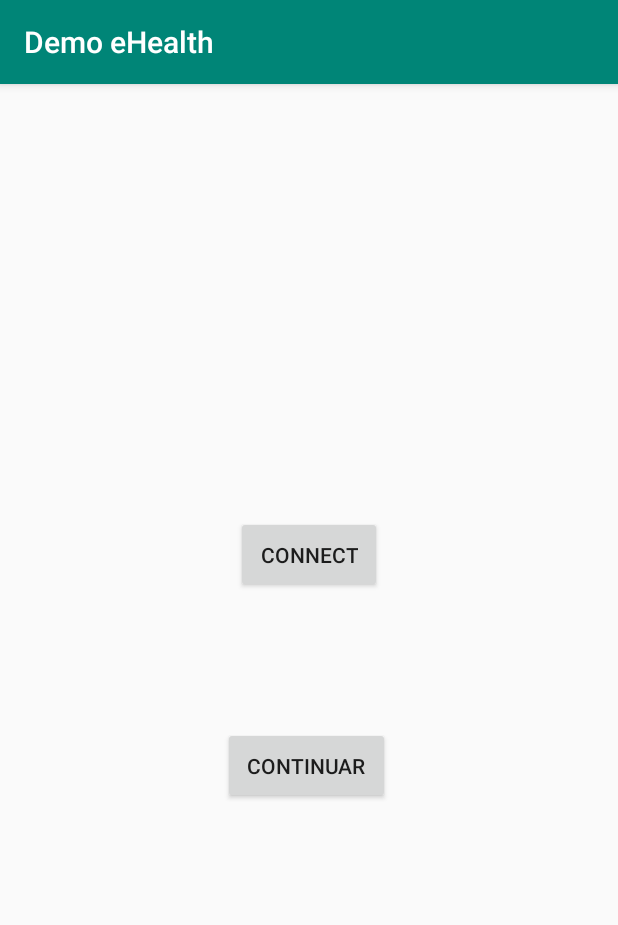
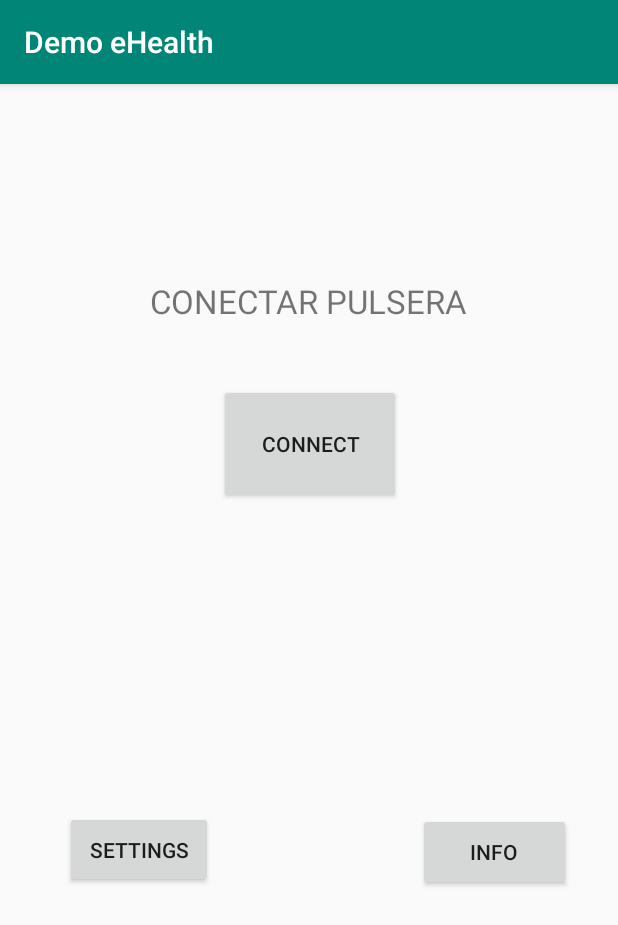
Before and after one commit to antoniomp98/eHealthAPP, an Android app: the screen it shows after launch (Intro), on a phone screen of 412 x 824 dp. Shown: the top 925 px of the screen. Run offline under Robolectric (Android 15) with nearby library versions, the phone set to English and light mode, and no system bars.

```diff
--- a/app/build.gradle
+++ b/app/build.gradle
@@ -31,4 +31,5 @@ dependencies {
     //implementation files('libs/commons-codec-1.11.jar')
     // implementation files('libs/httpclient-4.5.7.jar')
     implementation files('libs/google-api-client-1.28.0.jar')
+    implementation project(':jplot1.1')
 }
--- a/app/src/main/AndroidManifest.xml
+++ b/app/src/main/AndroidManifest.xml
@@ -1,5 +1,6 @@
 <?xml version="1.0" encoding="utf-8"?>
 <manifest xmlns:android="http://schemas.android.com/apk/res/android"
+    xmlns:tools="http://schemas.android.com/tools"
     package="com.example.anton.eHealthApp">
 
     <uses-permission android:name="android.permission.INTERNET" />
@@ -7,6 +8,7 @@
     <uses-feature android:name="android.hardware.location.gps" />
 
     <application
+        tools:replace="android:label"
         android:allowBackup="true"
         android:icon="@mipmap/ic_launcher"
         android:label="Demo eHealth"
--- a/app/src/main/java/com/example/anton/eHealthApp/Intro.java
+++ b/app/src/main/java/com/example/anton/eHealthApp/Intro.java
@@ -12,7 +12,6 @@ import android.widget.Button;
 
 public class Intro extends AppCompatActivity {
 
-    Button continuar;
     Button connect;
 
     protected void onCreate(Bundle savedInstanceState) {
@@ -43,7 +42,6 @@ public class Intro extends AppCompatActivity {
 
         }
 
-
     }
 
     protected void onStart() {
@@ -52,18 +50,7 @@ public class Intro extends AppCompatActivity {
 
     protected void onResume() {
         super.onResume();
-
-        continuar = findViewById(R.id.continuar);
         connect = findViewById(R.id.connect);
-
-        //Al hacer click cambiamos al layout de Pregunta.
-        continuar.setOnClickListener(new View.OnClickListener() {
-            @Override
-            public void onClick(View v) {
-                Intent i = new Intent(Intro.this, Pregunta.class);
-                startActivity(i);
-            }
-        });
         connect.setOnClickListener(new View.OnClickListener() {
             @Override
             public void onClick(View v) {
--- a/app/src/main/res/layout/activity_intro.xml
+++ b/app/src/main/res/layout/activity_intro.xml
@@ -8,8 +8,8 @@
 
     <Button
         android:id="@+id/connect"
-        android:layout_width="wrap_content"
-        android:layout_height="wrap_content"
+        android:layout_width="121dp"
+        android:layout_height="80dp"
         android:layout_centerHorizontal="true"
         android:layout_marginStart="8dp"
         android:layout_marginTop="8dp"
@@ -22,13 +22,13 @@
         android:text="Connect"
         app:layout_constraintBottom_toBottomOf="parent"
         app:layout_constraintEnd_toEndOf="parent"
-        app:layout_constraintHorizontal_bias="0.501"
+        app:layout_constraintHorizontal_bias="0.502"
         app:layout_constraintStart_toStartOf="parent"
         app:layout_constraintTop_toTopOf="parent"
-        app:layout_constraintVertical_bias="0.4" />
+        app:layout_constraintVertical_bias="0.286" />
 
     <Button
-        android:id="@+id/continuar"
+        android:id="@+id/settings"
         android:layout_width="wrap_content"
         android:layout_height="wrap_content"
         android:layout_centerHorizontal="true"
@@ -40,12 +40,44 @@
         android:paddingTop="16dp"
         android:paddingRight="16dp"
         android:paddingBottom="16dp"
-        android:text="CONTINUAR"
+        android:text="settings"
         app:layout_constraintBottom_toBottomOf="parent"
         app:layout_constraintEnd_toEndOf="parent"
-        app:layout_constraintHorizontal_bias="0.494"
+        app:layout_constraintHorizontal_bias="0.118"
         app:layout_constraintStart_toStartOf="parent"
         app:layout_constraintTop_toTopOf="parent"
-        app:layout_constraintVertical_bias="0.6" />
+        app:layout_constraintVertical_bias="0.68" />
+
+    <Button
+        android:id="@+id/info"
+        android:layout_width="102dp"
+        android:layout_height="52dp"
+        android:layout_marginStart="8dp"
+        android:layout_marginTop="8dp"
+        android:layout_marginEnd="8dp"
+        android:layout_marginBottom="8dp"
+        android:text="info"
+        app:layout_constraintBottom_toBottomOf="parent"
+        app:layout_constraintEnd_toEndOf="parent"
+        app:layout_constraintHorizontal_bias="0.921"
+        app:layout_constraintStart_toStartOf="parent"
+        app:layout_constraintTop_toTopOf="parent"
+        app:layout_constraintVertical_bias="0.683" />
+
+    <TextView
+        android:id="@+id/conectarPulsera"
+        android:layout_width="wrap_content"
+        android:layout_height="wrap_content"
+        android:layout_marginStart="8dp"
+        android:layout_marginTop="8dp"
+        android:layout_marginEnd="8dp"
+        android:layout_marginBottom="8dp"
+        android:text="CONECTAR PULSERA"
+        android:textSize="22sp"
+        app:layout_constraintBottom_toBottomOf="parent"
+        app:layout_constraintEnd_toEndOf="parent"
+        app:layout_constraintStart_toStartOf="parent"
+        app:layout_constraintTop_toTopOf="parent"
+        app:layout_constraintVertical_bias="0.169" />
 
 </android.support.constraint.ConstraintLayout>
--- /dev/null
+++ b/jplot1.1/build.gradle
@@ -0,0 +1,2 @@
+configurations.maybeCreate("default")
+artifacts.add("default", file('jplot1.1.aar'))
--- a/settings.gradle
+++ b/settings.gradle
@@ -1 +1 @@
-include ':app'
+include ':app', ':jplot1.1'
```
Also changed, not shown: app/src/main/java/com/example/anton/eHealthApp/Activity_HeartRateDisplayBase.java (+51 -8 lines), app/src/main/java/com/example/anton/eHealthApp/PostJSON.java (+5 -5 lines), app/src/main/java/com/example/anton/eHealthApp/Request.java (+5 -2 lines), app/src/main/res/layout/activity_heart_rate.xml (+18 -22 lines), 1 other file.
